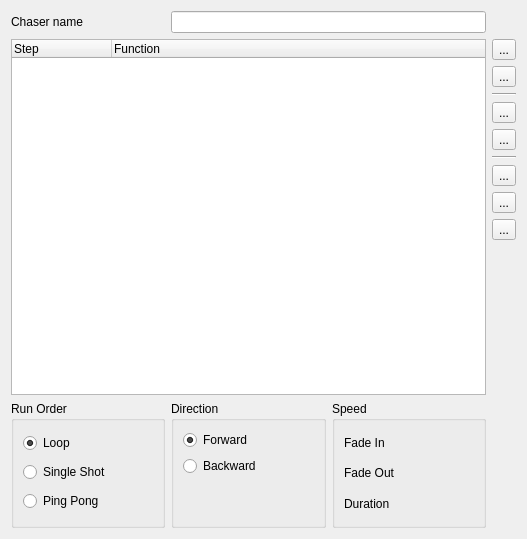
First picture: the form in trunk/ui/src/chasereditor.ui, repository Bondzio/qlc, before the edit.
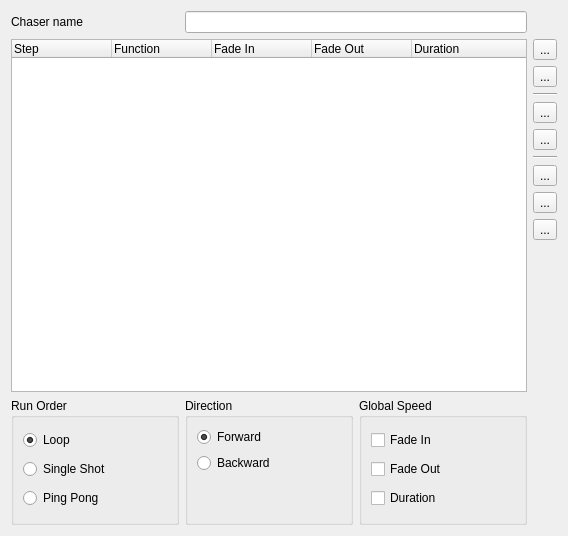
Second picture: the form after the edit. Icons and pictures are not drawn.

Commit message: Added step-specific speed support to Chaser

```diff
--- a/trunk/ui/src/chasereditor.ui
+++ b/trunk/ui/src/chasereditor.ui
@@ -6,8 +6,8 @@
    <rect>
     <x>0</x>
     <y>0</y>
-    <width>527</width>
-    <height>539</height>
+    <width>568</width>
+    <height>536</height>
    </rect>
   </property>
   <property name="windowTitle">
@@ -48,6 +48,9 @@
        <verstretch>1</verstretch>
       </sizepolicy>
      </property>
+     <property name="alternatingRowColors">
+      <bool>true</bool>
+     </property>
      <property name="selectionMode">
       <enum>QAbstractItemView::ExtendedSelection</enum>
      </property>
@@ -70,6 +73,21 @@
        <string>Function</string>
       </property>
      </column>
+     <column>
+      <property name="text">
+       <string>Fade In</string>
+      </property>
+     </column>
+     <column>
+      <property name="text">
+       <string>Fade Out</string>
+      </property>
+     </column>
+     <column>
+      <property name="text">
+       <string>Duration</string>
+      </property>
+     </column>
     </widget>
    </item>
    <item row="1" column="3">
@@ -320,30 +338,9 @@
    <item row="11" column="2">
     <widget class="QGroupBox" name="m_busGroup">
      <property name="title">
-      <string>Speed</string>
+      <string>Global Speed</string>
      </property>
      <layout class="QGridLayout" name="gridLayout_2">
-      <item row="0" column="0">
-       <widget class="QLabel" name="m_fadeInLabel">
-        <property name="text">
-         <string>Fade In</string>
-        </property>
-       </widget>
-      </item>
-      <item row="1" column="0">
-       <widget class="QLabel" name="m_fadeOutLabel">
-        <property name="text">
-         <string>Fade Out</string>
-        </property>
-       </widget>
-      </item>
-      <item row="2" column="0">
-       <widget class="QLabel" name="m_durationLabel">
-        <property name="text">
-         <string>Duration</string>
-        </property>
-       </widget>
-      </item>
       <item row="0" column="1">
        <widget class="QWidget" name="m_fadeInContainer" native="true"/>
       </item>
@@ -353,6 +350,27 @@
       <item row="2" column="1">
        <widget class="QWidget" name="m_durationContainer" native="true"/>
       </item>
+      <item row="0" column="0">
+       <widget class="QCheckBox" name="m_fadeInCheck">
+        <property name="text">
+         <string>Fade In</string>
+        </property>
+       </widget>
+      </item>
+      <item row="1" column="0">
+       <widget class="QCheckBox" name="m_fadeOutCheck">
+        <property name="text">
+         <string>Fade Out</string>
+        </property>
+       </widget>
+      </item>
+      <item row="2" column="0">
+       <widget class="QCheckBox" name="m_durationCheck">
+        <property name="text">
+         <string>Duration</string>
+        </property>
+       </widget>
+      </item>
      </layout>
     </widget>
    </item>
```
Left out of the diff: 5 changed lines with no effect on the pictures. The commit also changes 11 other files.
